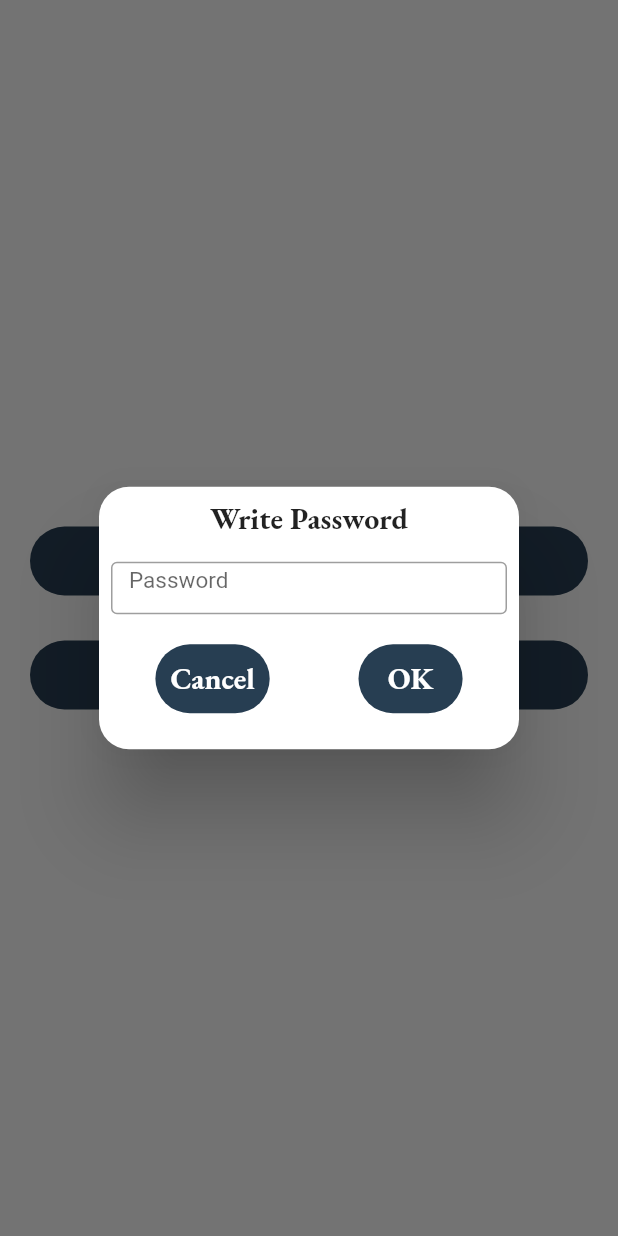
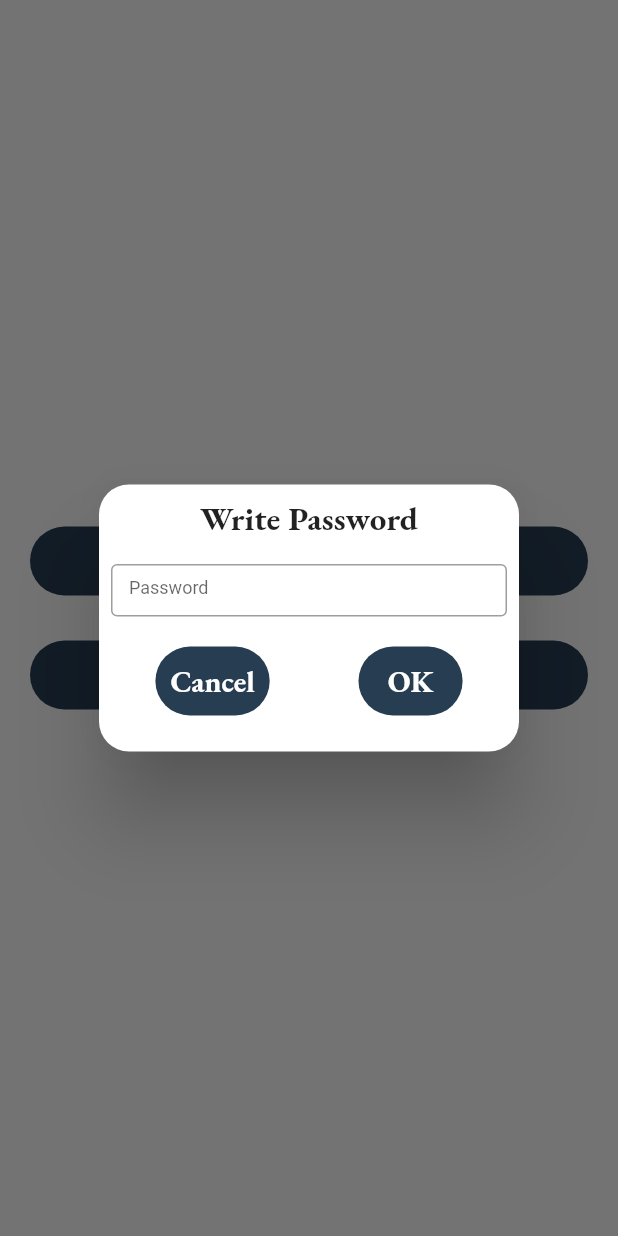
Before and after one commit to Fadwahigga/Mobile-Based-Store-Management-System, a Flutter app: the ManegerOrEmployeePage screen opened directly, after a tap on "Maneger", on a phone screen of 412 x 824 dp. Run offline on Flutter 3.47's test engine with Material 2 defaults, Android fonts, the phone set to English and light mode, and no system bars; our stand-ins replace get, google_fonts; missing offline and left inert: qr_code_scanner.

Commit message:
New Commit

```diff
--- a/lib/screens/manegerOrEmployee.dart
+++ b/lib/screens/manegerOrEmployee.dart
@@ -25,7 +25,7 @@ class ManegerOrEmployeePage extends StatelessWidget {
                       title: "Write Password",
                       titleStyle: GoogleFonts.ebGaramond(
                           textStyle: const TextStyle(
-                              fontSize: 20, fontWeight: FontWeight.bold)),
+                              fontSize: 22, fontWeight: FontWeight.bold)),
                       content: Column(
                         children: [
                           SizedBox(
@@ -34,7 +34,7 @@ class ManegerOrEmployeePage extends StatelessWidget {
                               obscureText: true,
                               decoration: const InputDecoration(
                                   hintText: "Password",
-                                  hintStyle: TextStyle(fontSize: 15),
+                                  hintStyle: TextStyle(fontSize: 12),
                                   border: OutlineInputBorder(
                                       borderSide: BorderSide(width: 1))),
                             ),
```
